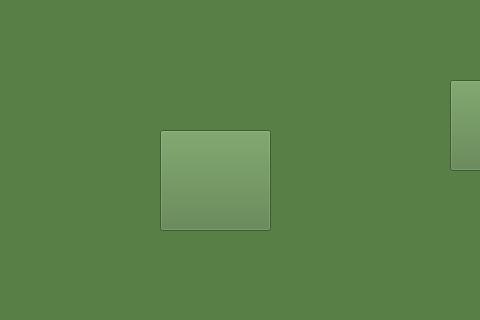
This is mapa.ui in SzaryKarton/Kamyczki- as Qt 5 draws it before an edit; both pictures show x 0 to 480 and y 0 to 320 of the 707 by 641 pixel window. The edited form follows.
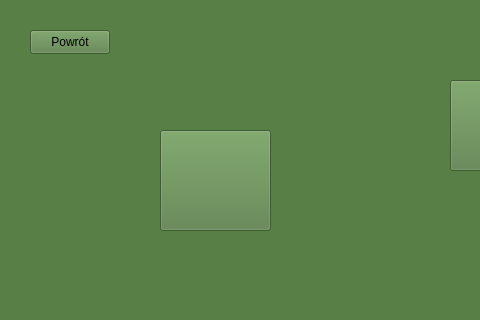
This is the edited form. Icons and pictures are not drawn.

```diff
--- a/mapa.ui
+++ b/mapa.ui
@@ -81,6 +81,19 @@
     <string/>
    </property>
   </widget>
+  <widget class="QPushButton" name="backButton">
+   <property name="geometry">
+    <rect>
+     <x>30</x>
+     <y>30</y>
+     <width>80</width>
+     <height>24</height>
+    </rect>
+   </property>
+   <property name="text">
+    <string>Powrót</string>
+   </property>
+  </widget>
  </widget>
  <resources/>
  <connections/>
```
